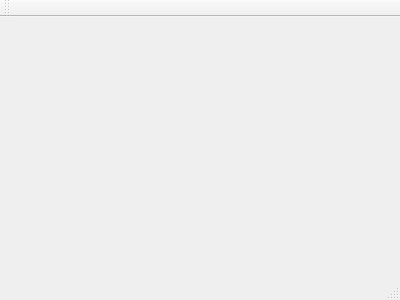
This is mainwindow.ui in siXor/Video-Rental as Qt 5 draws it before an edit. The edited form follows.
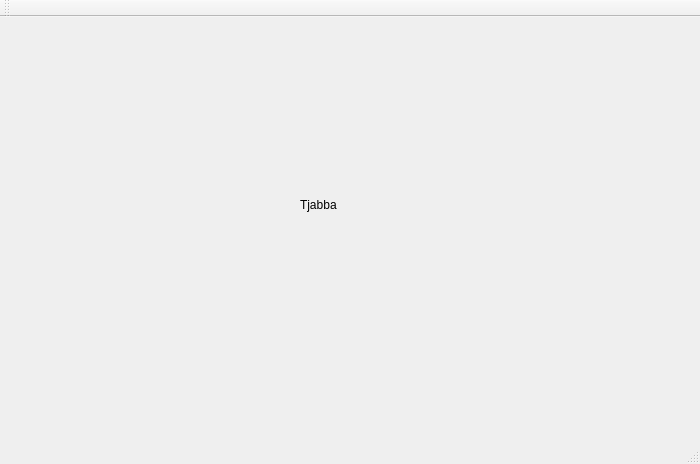
This is the edited form.

```diff
--- a/mainwindow.ui
+++ b/mainwindow.ui
@@ -1,24 +1,53 @@
 <ui version="4.0">
  <class>MainWindow</class>
- <widget class="QMainWindow" name="MainWindow" >
-  <property name="geometry" >
+ <widget class="QMainWindow" name="MainWindow">
+  <property name="geometry">
    <rect>
     <x>0</x>
     <y>0</y>
-    <width>400</width>
-    <height>300</height>
+    <width>700</width>
+    <height>464</height>
    </rect>
   </property>
   <property name="windowTitle" >
    <string>MainWindow</string>
   </property>
-  <widget class="QMenuBar" name="menuBar" />
-  <widget class="QToolBar" name="mainToolBar" />
-  <widget class="QWidget" name="centralWidget" />
-  <widget class="QStatusBar" name="statusBar" />
+  <widget class="QWidget" name="centralWidget">
+   <widget class="QLabel" name="label">
+    <property name="geometry">
+     <rect>
+      <x>300</x>
+      <y>180</y>
+      <width>62</width>
+      <height>16</height>
+     </rect>
+    </property>
+    <property name="text">
+     <string>Tjabba</string>
+    </property>
+   </widget>
+  </widget>
+  <widget class="QMenuBar" name="menuBar">
+   <property name="geometry">
+    <rect>
+     <x>0</x>
+     <y>0</y>
+     <width>700</width>
+     <height>22</height>
+    </rect>
+   </property>
+  </widget>
+  <widget class="QToolBar" name="mainToolBar">
+   <attribute name="toolBarArea">
+    <enum>TopToolBarArea</enum>
+   </attribute>
+   <attribute name="toolBarBreak">
+    <bool>false</bool>
+   </attribute>
+  </widget>
+  <widget class="QStatusBar" name="statusBar"/>
  </widget>
- <layoutDefault spacing="6" margin="11" />
- <pixmapfunction></pixmapfunction>
+ <layoutdefault spacing="6" margin="11"/>
  <resources/>
  <connections/>
 </ui>
```
Left out of the diff: 3 changed lines with no effect on the pictures.
